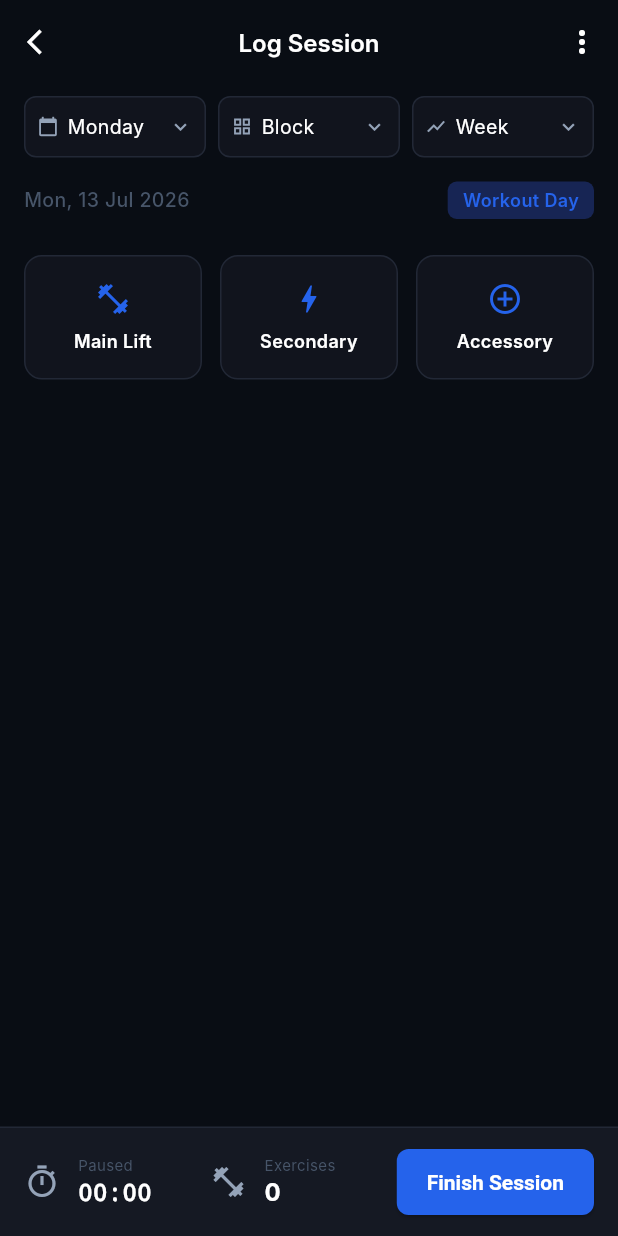
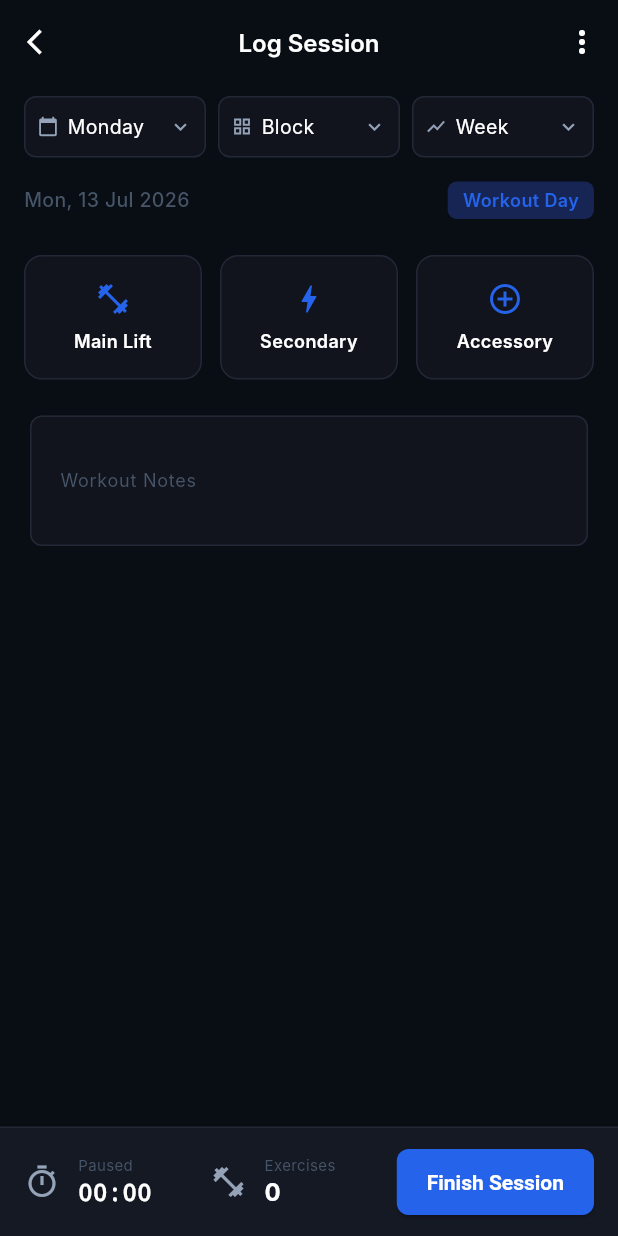
Before and after one commit to ImmortalWP/SBD-Tracker, a Flutter app: the AddSessionScreen screen opened directly, on a phone screen of 412 x 824 dp. Run offline on Flutter 3.47's test engine with Material 3 defaults, Android fonts, the light colour scheme and no system bars; our stand-ins replace csv, fl_chart, pdf, screenshot, share_plus, shared_preferences; accounts and stored records are empty; network calls fail; Roboto replaces fonts that are missing (Inter).

Commit message:
Add missing general workout notes textfield to logger UI

```diff
--- a/mobile/lib/screens/add_session_screen.dart
+++ b/mobile/lib/screens/add_session_screen.dart
@@ -559,6 +559,30 @@ class _AddSessionScreenState extends State<AddSessionScreen> with WidgetsBinding
                     const SizedBox(width: 12),
                     Expanded(child: _addCardBtn('Accessory', 'accessory', Icons.add_circle_outline)),
                   ]
+                ),
+                const SizedBox(height: 24),
+                Padding(
+                  padding: const EdgeInsets.symmetric(horizontal: 4),
+                  child: TextField(
+                    controller: _notesCtrl,
+                    maxLines: 3,
+                    style: const TextStyle(fontSize: 14, color: AppColors.textPrimary),
+                    decoration: InputDecoration(
+                      labelText: 'Workout Notes',
+                      labelStyle: const TextStyle(fontSize: 12, color: AppColors.textMuted),
+                      hintText: 'e.g. Left hip felt tight, squats felt slow...',
+                      hintStyle: const TextStyle(fontSize: 13, color: AppColors.textMuted),
+                      filled: true,
+                      fillColor: AppColors.inputBg,
+                      border: OutlineInputBorder(borderRadius: BorderRadius.circular(8), borderSide: const BorderSide(color: AppColors.borderColor)),
+                      enabledBorder: OutlineInputBorder(borderRadius: BorderRadius.circular(8), borderSide: const BorderSide(color: AppColors.borderColor)),
+                      focusedBorder: OutlineInputBorder(borderRadius: BorderRadius.circular(8), borderSide: const BorderSide(color: AppColors.accentBlue)),
+                      contentPadding: const EdgeInsets.symmetric(horizontal: 16, vertical: 12),
+                    ),
+                    onChanged: (v) {
+                      _isDirty = true;
+                    },
+                  ),
                 ),
                 const SizedBox(height: 32),
               ],
```
